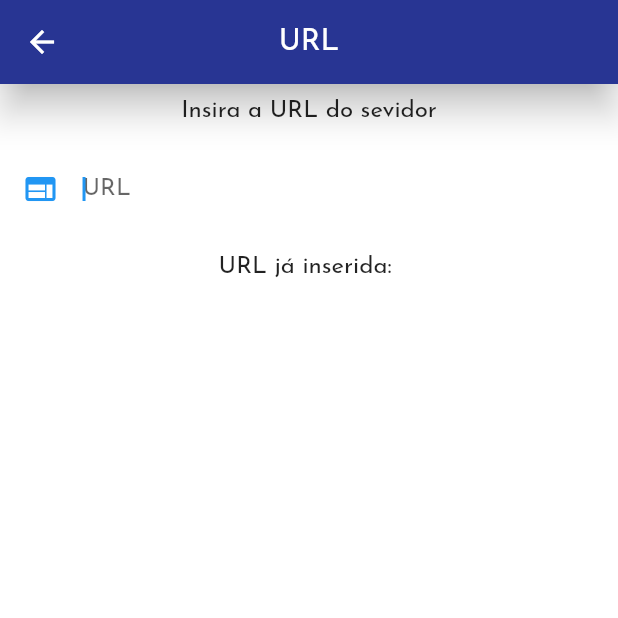
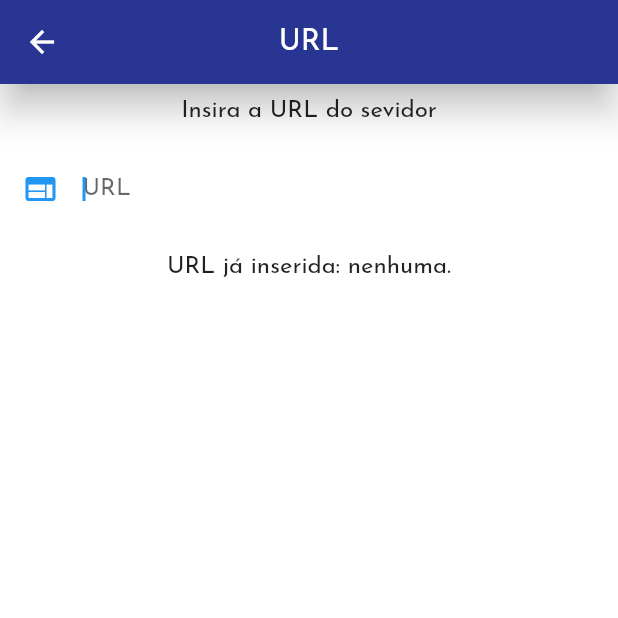
Before and after one commit to DouglassSpencer/processamento-digital-imagens-app, a Flutter app: the screen it shows after launch, in the side drawer, after a tap on "URL", on a phone screen of 412 x 824 dp, the top half of it. Run offline on Flutter 3.47's test engine with Material 2 defaults, Android fonts, the light colour scheme and no system bars; our stand-ins replace flutter_speed_dial, get, image_picker.

Commit message:
Update style.dart

```diff
--- a/lib/style.dart
+++ b/lib/style.dart
@@ -84,7 +84,7 @@ TextEditingController _urlController = new TextEditingController();
 
 Widget urlPageStyle() {
 String text;
-if (_urlController.text == null) text = "URL já inserida: nenhuma.";
+if (_urlController.text == "") text = "URL já inserida: nenhuma.";
 else text = "URL já inserida: " + _urlController.text;
   return Scaffold(
       backgroundColor: Colors.white,
```
